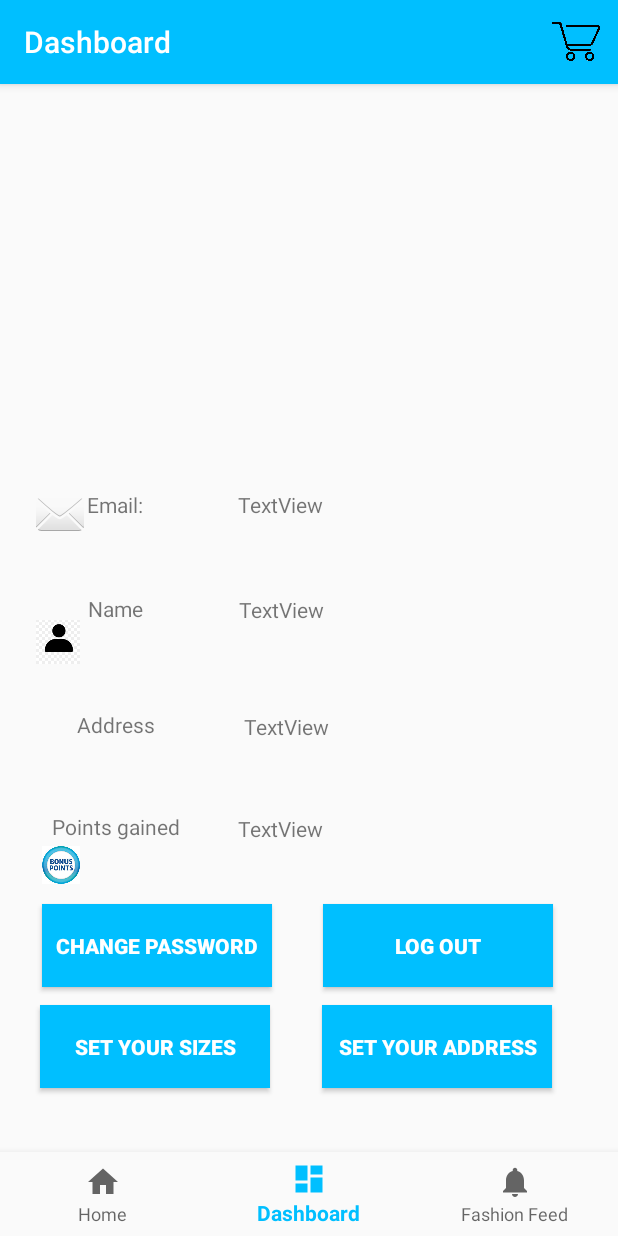
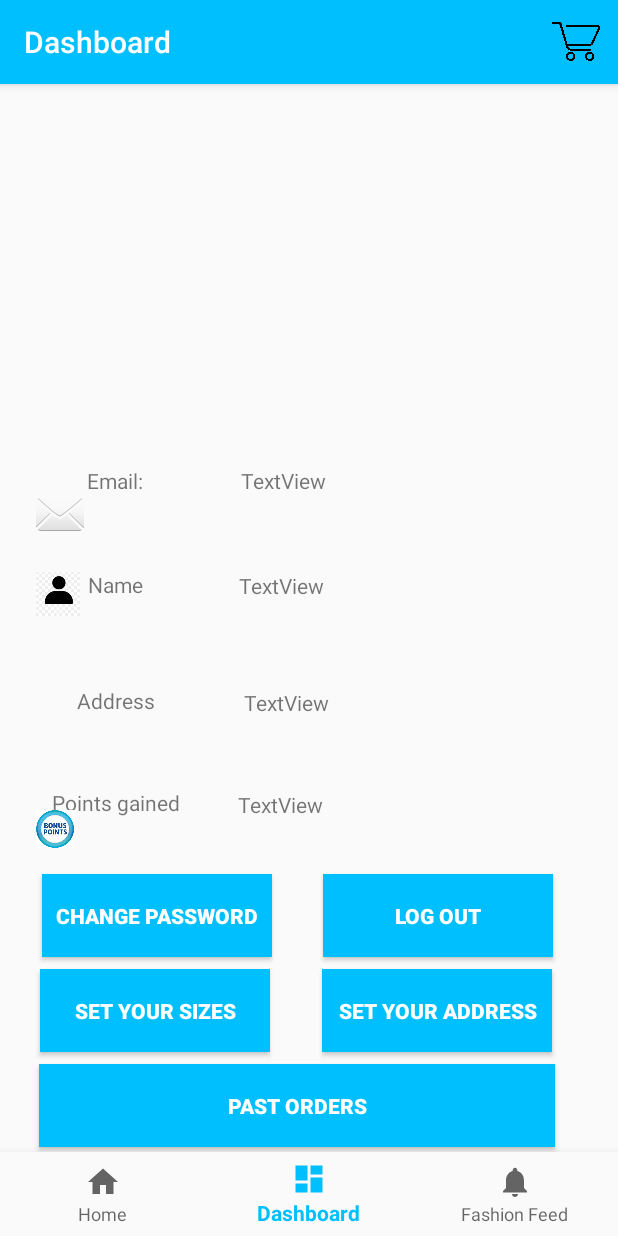
Before and after one commit to karimmady/eshop-client, an Android app: the DashboardFragment screen opened through its navigation route, on a phone screen of 412 x 824 dp. Run offline under Robolectric (Android 15) with nearby library versions, the phone set to English and light mode, and no system bars; our stand-ins replace navigation-ui; 1 statement that could not run was skipped.

Commit message:
past orders view

```diff
--- a/app/src/main/AndroidManifest.xml
+++ b/app/src/main/AndroidManifest.xml
@@ -18,7 +18,9 @@
         android:supportsRtl="true"
         android:theme="@style/AppTheme"
         android:usesCleartextTraffic="true">
-        <activity android:name=".SetAddress"></activity>
+        <activity android:name=".OrderItems"></activity>
+        <activity android:name=".PastOrders" />
+        <activity android:name=".SetAddress" />
         <activity
             android:name=".ui.home.Specific"
             android:label="@string/title_activity_specific"
--- a/app/src/main/java/com/example/eshop_client/ui/dashboard/DashboardFragment.java
+++ b/app/src/main/java/com/example/eshop_client/ui/dashboard/DashboardFragment.java
@@ -20,6 +20,7 @@ import androidx.lifecycle.ViewModelProviders;
 import com.example.eshop_client.DataHolder;
 import com.example.eshop_client.MainActivity;
 import com.example.eshop_client.Network;
+import com.example.eshop_client.PastOrders;
 import com.example.eshop_client.R;
 import com.example.eshop_client.SetAddress;
 
@@ -43,6 +44,7 @@ public class DashboardFragment extends Fragment {
         final Button changepw = root.findViewById(R.id.changepassword);
         final Button changesize = root.findViewById(R.id.changesizes);
         final Button changeAddress = root.findViewById(R.id.changeAddress);
+        final Button pastOrders = root.findViewById(R.id.viewOrders);
         name = root.findViewById(R.id.nameDashboard);
         email = root.findViewById(R.id.emailDashboard);
         points = root.findViewById(R.id.pointsDashboard);
@@ -74,6 +76,13 @@ public class DashboardFragment extends Fragment {
                 startActivity(i);
             }
         });
+        pastOrders.setOnClickListener(new View.OnClickListener() {
+            @Override
+            public void onClick(View v) {
+                Intent i = new Intent(getContext(), PastOrders.class);
+                startActivity(i);
+            }
+        });
         changepw.setOnClickListener(new View.OnClickListener() {
             @Override
             public void onClick(View v) {
--- a/app/src/main/res/layout/fragment_dashboard.xml
+++ b/app/src/main/res/layout/fragment_dashboard.xml
@@ -44,13 +44,13 @@
         app:layout_constraintStart_toStartOf="parent"
         app:layout_constraintTop_toBottomOf="@+id/textView3" />
 
+
     <TextView
         android:id="@+id/textView3"
         android:layout_width="122dp"
         android:layout_height="33dp"
         android:layout_marginStart="16dp"
         android:layout_marginLeft="16dp"
-        android:layout_marginTop="16dp"
         android:text="Email:"
         android:textAlignment="center"
         app:layout_constraintStart_toStartOf="parent"
@@ -60,12 +60,11 @@
         android:id="@+id/emailDashboard"
         android:layout_width="231dp"
         android:layout_height="34dp"
-        android:layout_marginTop="16dp"
         android:text="TextView"
         app:layout_constraintEnd_toEndOf="parent"
+        app:layout_constraintHorizontal_bias="0.558"
         app:layout_constraintStart_toEndOf="@+id/textView3"
         app:layout_constraintTop_toTopOf="parent" />
-
 
     <TextView
         android:id="@+id/nameDashboard"
@@ -118,8 +117,7 @@
         android:layout_height="34dp"
         android:layout_marginStart="24dp"
         android:layout_marginLeft="24dp"
-        android:layout_marginTop="52dp"
-        app:layout_constraintHorizontal_bias="0.036"
+        android:layout_marginTop="20dp"
         app:layout_constraintStart_toStartOf="parent"
         app:layout_constraintTop_toBottomOf="@+id/imageView"
         app:srcCompat="@drawable/contact" />
@@ -128,9 +126,9 @@
         android:id="@+id/imageView7"
         android:layout_width="25dp"
         android:layout_height="32dp"
-        android:layout_marginStart="28dp"
-        android:layout_marginLeft="28dp"
-        android:layout_marginTop="116dp"
+        android:layout_marginStart="24dp"
+        android:layout_marginLeft="24dp"
+        android:layout_marginTop="124dp"
         app:layout_constraintStart_toStartOf="parent"
         app:layout_constraintTop_toBottomOf="@+id/imageView6"
         app:srcCompat="@drawable/points" />
@@ -141,7 +139,7 @@
         android:layout_height="55dp"
         android:layout_marginStart="28dp"
         android:layout_marginLeft="28dp"
-        android:layout_marginTop="28dp"
+        android:layout_marginTop="24dp"
         android:background="@color/deepSkyBlue"
         android:text="Change Password"
         app:rippleColor="@color/white"
@@ -151,10 +149,25 @@
         app:layout_constraintTop_toBottomOf="@+id/textView9" />
 
     <Button
+        android:id="@+id/viewOrders"
+        android:layout_width="344dp"
+        android:layout_height="55dp"
+        android:layout_marginTop="8dp"
+        android:layout_marginEnd="40dp"
+        android:layout_marginRight="40dp"
+        android:background="@color/deepSkyBlue"
+        android:text="Past Orders"
+        android:textColor="@color/white"
+        android:textStyle="bold"
+        app:layout_constraintEnd_toEndOf="parent"
+        app:layout_constraintTop_toBottomOf="@+id/changesizes"
+        app:rippleColor="@color/white" />
+
+    <Button
         android:id="@+id/logout"
         android:layout_width="153dp"
         android:layout_height="55dp"
-        android:layout_marginTop="28dp"
+        android:layout_marginTop="24dp"
         android:layout_marginEnd="16dp"
         android:layout_marginRight="16dp"
         android:background="@color/deepSkyBlue"
@@ -171,7 +184,7 @@
         android:id="@+id/changesizes"
         android:layout_width="153dp"
         android:layout_height="55dp"
-        android:layout_marginTop="12dp"
+        android:layout_marginTop="8dp"
         android:background="@color/deepSkyBlue"
         android:text="Set Your Sizes"
         app:rippleColor="@color/white"
@@ -186,7 +199,7 @@
         android:id="@+id/changeAddress"
         android:layout_width="153dp"
         android:layout_height="55dp"
-        android:layout_marginTop="12dp"
+        android:layout_marginTop="8dp"
         android:background="@color/deepSkyBlue"
         android:text="Set Your Address"
         android:textColor="@color/white"
```
Also changed, not shown: app/src/main/java/com/example/eshop_client/OrderItems.java (added, +14 -0 lines), app/src/main/java/com/example/eshop_client/PastOrders.java (added, +41 -0 lines), app/src/main/res/layout/activity_order_items.xml (added, +9 -0 lines), app/src/main/res/layout/activity_past_orders.xml (added, +9 -0 lines).
